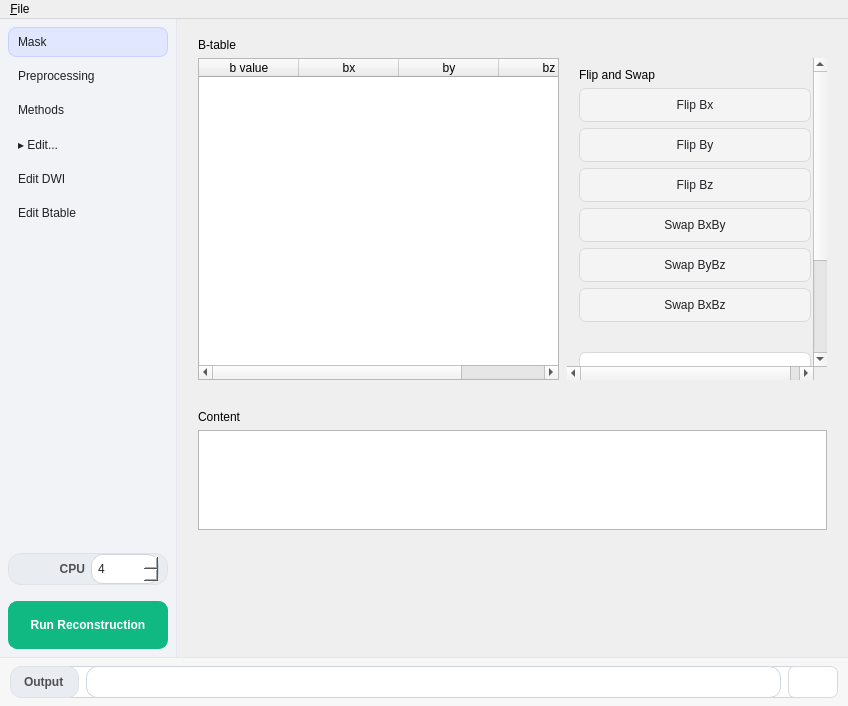
First picture: the form in reconstruction/reconstruction_window.ui, repository frankyeh/DSI-Studio, before the edit.
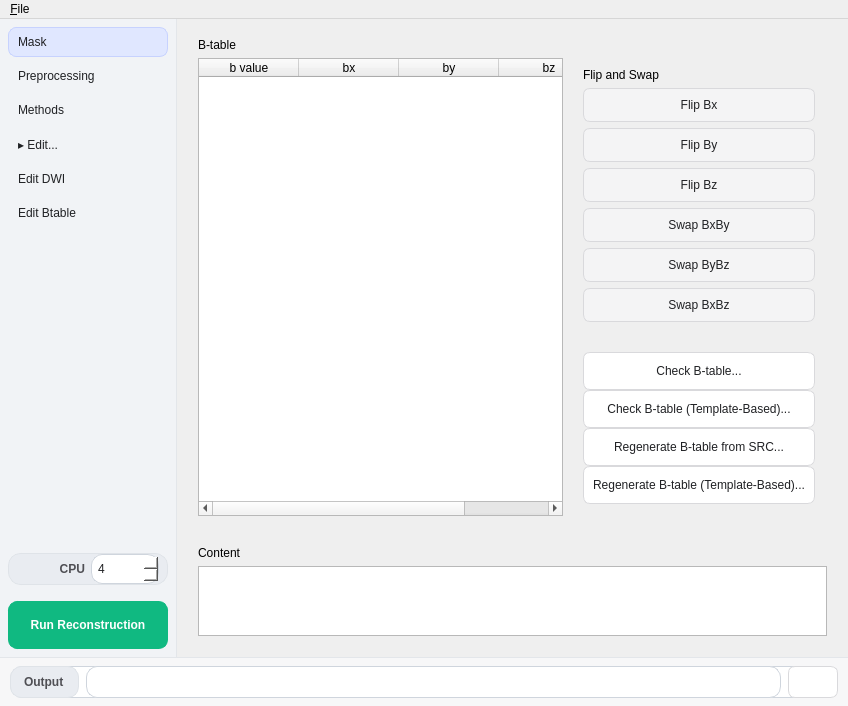
Second picture: the form after the edit. The open tabs and pages were chosen to show the change. Icons and pictures are not drawn.

Commit message: Open Mask tab by default and remove B-table tools internal scrollbar

What changed in the file:
```diff
--- a/reconstruction/reconstruction_window.ui
+++ b/reconstruction/reconstruction_window.ui
@@ -2413,7 +2413,7 @@
          </layout>
         </widget>
         <widget class="QWidget" name="btable_page">
-         <layout class="QVBoxLayout" name="btable_layout">
+         <layout class="QVBoxLayout" name="btable_layout" stretch="1,0">
           <property name="spacing">
            <number>8</number>
           </property>
@@ -2484,37 +2484,7 @@
                 </widget>
                </item>
                <item>
-                <widget class="QScrollArea" name="btable_tools_scroll">
-                 <property name="minimumSize">
-                  <size>
-                   <width>190</width>
-                   <height>0</height>
-                  </size>
-                 </property>
-                 <property name="maximumSize">
-                  <size>
-                   <width>260</width>
-                   <height>16777215</height>
-                  </size>
-                 </property>
-                 <property name="frameShape">
-                  <enum>QFrame::NoFrame</enum>
-                 </property>
-                 <property name="horizontalScrollBarPolicy">
-                  <enum>Qt::ScrollBarAsNeeded</enum>
-                 </property>
-                 <property name="widgetResizable">
-                  <bool>true</bool>
-                 </property>
-                 <widget class="QWidget" name="btable_tools_content">
-                  <property name="geometry">
-                   <rect>
-                    <x>0</x>
-                    <y>-116</y>
-                    <width>273</width>
-                    <height>486</height>
-                   </rect>
-                  </property>
+                <widget class="QWidget" name="btable_tools_content">
                   <layout class="QVBoxLayout" name="btable_tools_layout">
                    <property name="spacing">
                     <number>8</number>
@@ -2735,7 +2705,6 @@
                    </item>
                   </layout>
                  </widget>
-                </widget>
                </item>
               </layout>
              </item>
@@ -2789,19 +2758,6 @@
             </layout>
            </widget>
           </item>
-          <item>
-           <spacer name="btable_bottom_spacer">
-            <property name="orientation">
-             <enum>Qt::Vertical</enum>
-            </property>
-            <property name="sizeHint" stdset="0">
-             <size>
-              <width>0</width>
-              <height>0</height>
-             </size>
-            </property>
-           </spacer>
-          </item>
          </layout>
         </widget>
        </widget>
```
Left out of the diff: 2 changed lines with no effect on the pictures.
